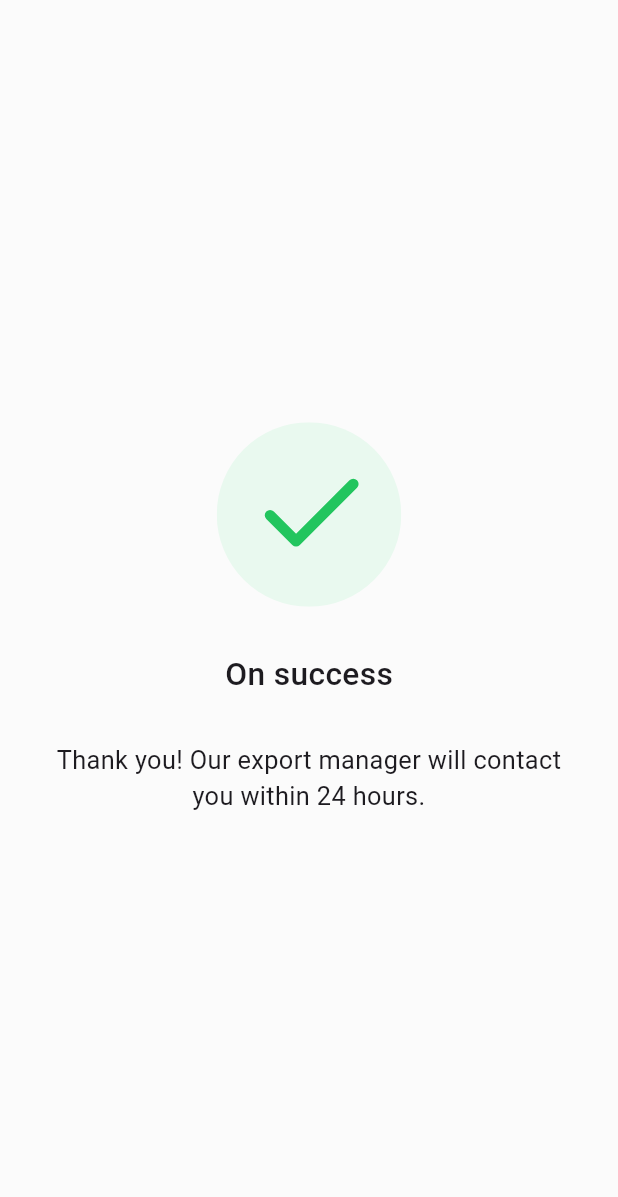
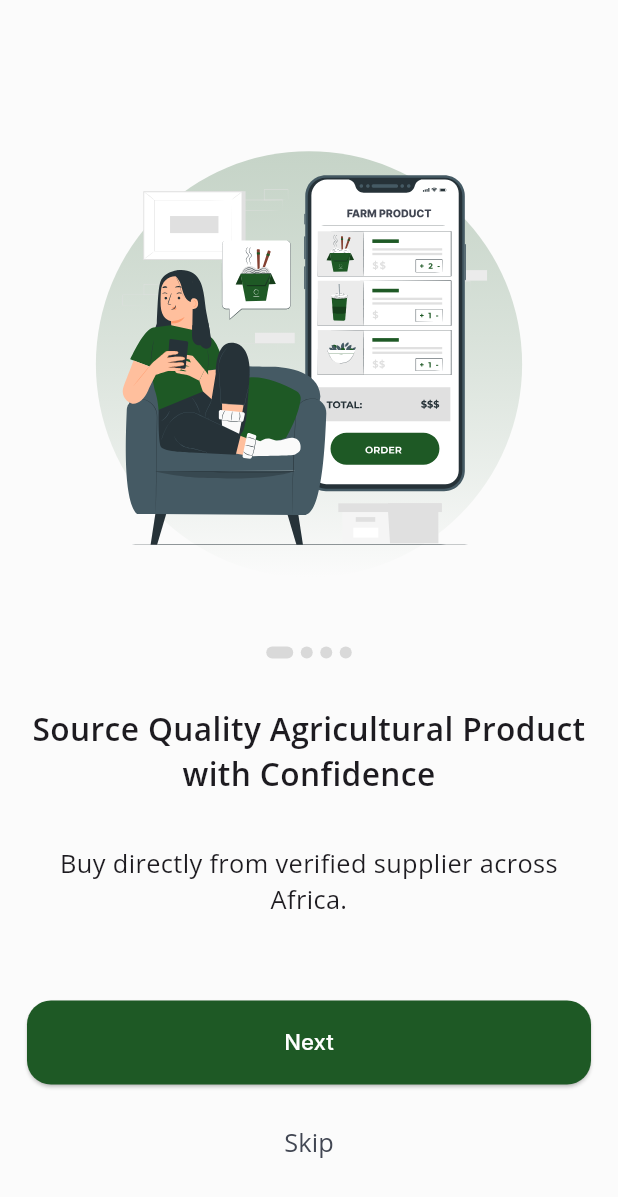
Before and after one commit to adewuyito/AgroBridge, a Flutter app: the screen it shows after launch, on a phone screen of 412 x 824 dp. Shown: the top 1197 px of the screen. Run offline on Flutter 3.47's test engine with Material 3 defaults, Android fonts, the phone set to English and light mode, and no system bars; our stand-ins replace auto_route, carousel_slider, flutter_hooks, flutter_riverpod, flutter_screenutil, flutter_svg and 4 more; generated files the repository leaves out were written again.

Commit message:
feat: Create the onboarding view and updated the login and signin buttons

```diff
--- /dev/null
+++ b/lib/core/constants/onboarding_data.dart
@@ -0,0 +1,23 @@
+import 'package:agrobridge_mobile/gen/assets.gen.dart';
+import 'package:flutter/material.dart';
+
+class OnboardingData {
+  static const List<String> heading = [
+    'Source Quality Agricultural Product with Confidence',
+    'Browse Verified Product ',
+    'Request a Quote in Minutes',
+    'From Farm to Your Doorstep',
+  ];
+  static const List<String> subHeading = [
+    'Buy directly from verified supplier across Africa.',
+    'Explore grains, spices, seeds, and cash crops with clear specs, origin, and availability.',
+    'Tell us your quantity, destination, and requirements, we handle pricing and logistics.',
+    'Our team manages sourcing, packaging, and shipping, so you receive what your ordered.',
+  ];
+  static final List<Widget> assets = [
+    Assets.onboardingSvg.onboardingTabSvg1.svg(),
+    Assets.onboardingSvg.onboardingTabSvg2.svg(),
+    Assets.onboardingSvg.onboardingTabSvg3.svg(),
+    Assets.onboardingSvg.onboardingTabSvg4.svg(),
+  ];
+}
--- /dev/null
+++ b/lib/features/auth/presentation/onboarding_views/tabview_one.dart
@@ -0,0 +1,156 @@
+import 'package:agrobridge_mobile/core/constants/onboarding_data.dart';
+import 'package:agrobridge_mobile/core/constants/spacing.dart';
+import 'package:agrobridge_mobile/core/extensions/font_extentions.dart';
+import 'package:auto_route/annotations.dart';
+import 'package:flutter/material.dart';
+import 'package:flutter_screenutil/flutter_screenutil.dart';
+import 'package:hooks_riverpod/hooks_riverpod.dart';
+import 'package:riverpod_annotation/riverpod_annotation.dart';
+
+import 'package:agrobridge_mobile/routes/app_navigator.dart';
+import 'package:agrobridge_mobile/routes/app_route.gr.dart';
+
+part 'tabview_one.g.dart';
+
+@riverpod
+class OnboardingPageController extends _$OnboardingPageController {
+  @override
+  int build() => 0;
+
+  void nextView() {
+    if (state >= 3) return;
+    state++;
+  }
+}
+
+@routePage
+class OnboardingTabView extends ConsumerWidget {
+  const OnboardingTabView({super.key});
+
+  @override
+  Widget build(BuildContext context, WidgetRef ref) {
+    int pageIndex = ref.watch(onboardingPageControllerProvider);
+
+    return Scaffold(
+      body: Padding(
+        padding: AppPadding.scaffoldSafeArea,
+        child: Column(
+          mainAxisAlignment: MainAxisAlignment.end,
+          crossAxisAlignment: CrossAxisAlignment.center,
+          children: [
+            Stack(
+              children: [
+                Container(
+                  width: 269.w,
+                  height: 269.w,
+                  decoration: BoxDecoration(
+                    shape: BoxShape.circle,
+                    gradient: LinearGradient(
+                      begin: AlignmentGeometry.topCenter,
+                      end: AlignmentGeometry.bottomCenter,
+                      colors: [
+                        Color.fromRGBO(75, 122, 81, 0.3),
+                        Color.fromRGBO(251, 251, 251, 0.4),
+                      ],
+                    ),
+                  ),
+                ),
+                AnimatedSwitcher(
+                  duration: const Duration(milliseconds: 300),
+                  child: Container(
+                    key: ValueKey<int>(pageIndex),
+                    child: OnboardingData.assets[pageIndex],
+                  ),
+                ),
+              ],
+            ),
+            const SizedBox(height: 46),
+
+            // ~
+            Row(
+              mainAxisAlignment: MainAxisAlignment.center,
+              spacing: 5,
+              children: List.generate(4, (index) {
+                final isActive = pageIndex == index;
+                return AnimatedContainer(
+                  duration: const Duration(milliseconds: 300),
+                  curve: Curves.ease,
+                  width: isActive ? 18 : 8,
+                  height: 8,
+                  decoration: BoxDecoration(
+                    color: Color.fromRGBO(217, 217, 217, 1),
+                    borderRadius: BorderRadius.circular(15),
+                  ),
+                );
+              }),
+            ),
+            const SizedBox(height: 32),
+
+            AnimatedSwitcher(
+              duration: const Duration(milliseconds: 300),
+              child: Column(
+                key: ValueKey<int>(pageIndex),
+                children: [
+                  Text(
+                    OnboardingData.heading[pageIndex],
+                    style: AppFonts.openSans.semiBold20,
+                    textAlign: TextAlign.center,
+                  ),
+                  const SizedBox(height: 32),
+                  Text(
+                    OnboardingData.subHeading[pageIndex],
+                    style: AppFonts.openSans.regular16,
+                    textAlign: TextAlign.center,
+                  ),
+                ],
+              ),
+            ),
+
+            const SizedBox(height: 56),
+
+            ElevatedButton(
+              onPressed: () {
+                if (pageIndex == 3) {
+                  AppNavigator.of(context).replace(LoginRoute());
+                } else {
+                  ref
+                      .read(onboardingPageControllerProvider.notifier)
+                      .nextView();
+                }
+              },
+              style: ElevatedButton.styleFrom(
+                minimumSize: Size(double.infinity, 56),
+                shape: RoundedRectangleBorder(
+                  borderRadius: BorderRadiusGeometry.circular(16),
+                ),
+              ),
+              child: Text(pageIndex == 3 ? 'Continue' : 'Next'),
+            ),
+
+            const SizedBox(height: 10),
+
+            TextButton(
+              onPressed: () {
+                AppNavigator.of(context).replace(LoginRoute());
+              },
+              style: TextButton.styleFrom(
+                shape: RoundedRectangleBorder(
+                  borderRadius: BorderRadiusGeometry.circular(16),
+                ),
+                minimumSize: Size(double.infinity, 56),
+              ),
+              child: Text(
+                'Skip',
+                style: AppFonts.openSans.regular16.withColor(
+                  Color.fromRGBO(65, 70, 82, 1),
+                ),
+              ),
+            ),
+
+            const SizedBox(height: 35),
+          ],
+        ),
+      ),
+    );
+  }
+}
--- a/lib/routes/app_route.dart
+++ b/lib/routes/app_route.dart
@@ -37,7 +37,9 @@ class AppRouter extends RootStackRouter {
   @override
   List<AutoRoute> get routes => [
     // AutoRoute(page: LoginRoute.page),
-    AutoRoute(page: ProductSuccessRoute.page, initial: true),
+    AutoRoute(page: OnboardingTabRoute.page, initial: true),
+
+    AutoRoute(page: ProductSuccessRoute.page, initial: false),
     AutoRoute(
       page: AppNavigationTabview.page,
       children: [AutoRoute(page: HomeTab.page)],
--- a/pubspec.yaml
+++ b/pubspec.yaml
@@ -58,3 +58,4 @@ flutter:
 
   assets:
     - assets/icons/
+    - assets/onboarding_svg/
```
Also changed, not shown: lib/features/auth/presentation/login_view.dart (+8 -2 lines), lib/features/auth/presentation/signup_view.dart (+9 -1 lines), lib/gen/assets.gen.dart (+30 -0 lines), assets/onboarding_svg/onboarding_tab_svg_1.svg (added), assets/onboarding_svg/onboarding_tab_svg_2.svg (added), assets/onboarding_svg/onboarding_tab_svg_3.svg (added), assets/onboarding_svg/onboarding_tab_svg_4.svg (added), lib/features/auth/presentation/onboarding_views/tabview_one.g.dart (added), lib/routes/app_route.gr.dart.
